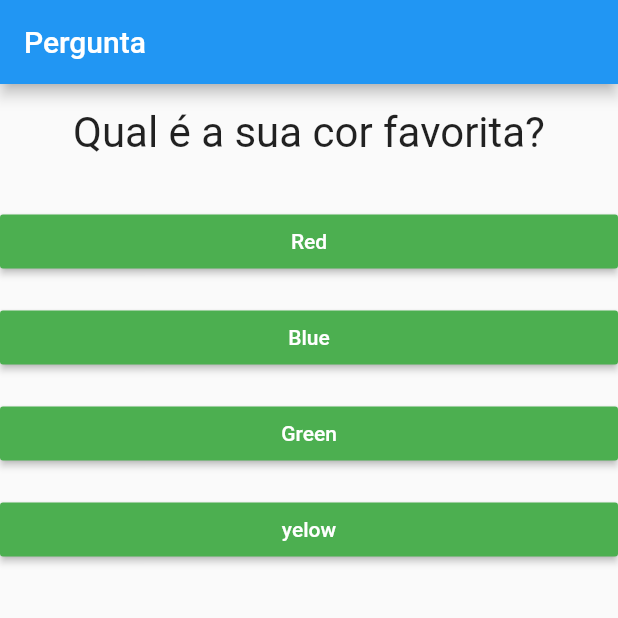
After one commit to paulovictorbuenoflores/app_perguntas, a Flutter app: the screen it shows after launch, on a phone screen of 412 x 824 dp, the top half of it. The commit adds this screen. Run offline on Flutter 3.47's test engine with Material 2 defaults, Android fonts, the phone set to English and light mode, and no system bars.

Commit message:
criando classe questionario, mudando os componentes que antes era em um unico arquivo

```diff
--- a/lib/main.dart
+++ b/lib/main.dart
@@ -1,6 +1,5 @@
 import 'package:flutter/material.dart';
-import './questao.dart';
-import './resposta.dart';
+import './questionario.dart';
 import './resultado.dart';
 
 void main(List<String> args) => runApp(PerguntaApp());
@@ -65,12 +64,10 @@ class _PerguntaAppState extends State<PerguntaApp> {
           title: const Text('Pergunta'),
         ),
         body: temPerguntaSelecionada
-            ? Column(
-                children: <Widget>[
-                  // Questao((perguntas[_perguntaSelecionada]['texto']) as String),
-                  Questao(_perguntas[_perguntaSelecionada]['texto'].toString()),
-                  ...respostas.map((t) => Resposta(t, _responder)).toList(),
-                ],
+            ? Questionario(
+                perguntas: _perguntas,
+                perguntaSelecionada: _perguntaSelecionada,
+                responder: _responder,
               )
             : const Resultado(),
       ),
--- /dev/null
+++ b/lib/questionario.dart
@@ -0,0 +1,31 @@
+import 'package:flutter/material.dart';
+import 'package:projeto_perguntas/questao.dart';
+import 'package:projeto_perguntas/resposta.dart';
+
+class Questionario extends StatelessWidget {
+  final List<Map<String, Object>> perguntas;
+  final int perguntaSelecionada;
+  final void Function() responder;
+  Questionario({
+    //construtor nomeado
+    @required this.perguntas,
+    @required this.perguntaSelecionada,
+    @required this.responder,
+  });
+  bool get temPerguntaSelecionada {
+    return perguntaSelecionada < perguntas.length;
+  }
+
+  @override
+  Widget build(BuildContext context) {
+    List<String> respostas = temPerguntaSelecionada
+        ? perguntas[perguntaSelecionada].cast()['resposta']
+        : [];
+    return Column(
+      children: <Widget>[
+        Questao(perguntas[perguntaSelecionada]['texto']),
+        ...respostas.map((t) => Resposta(t, responder)).toList(),
+      ],
+    );
+  }
+}
```
